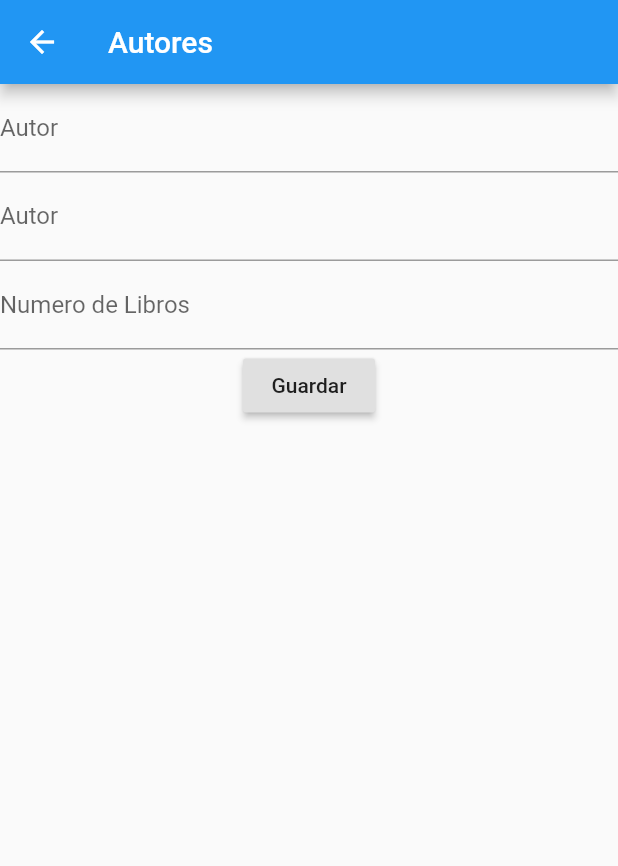
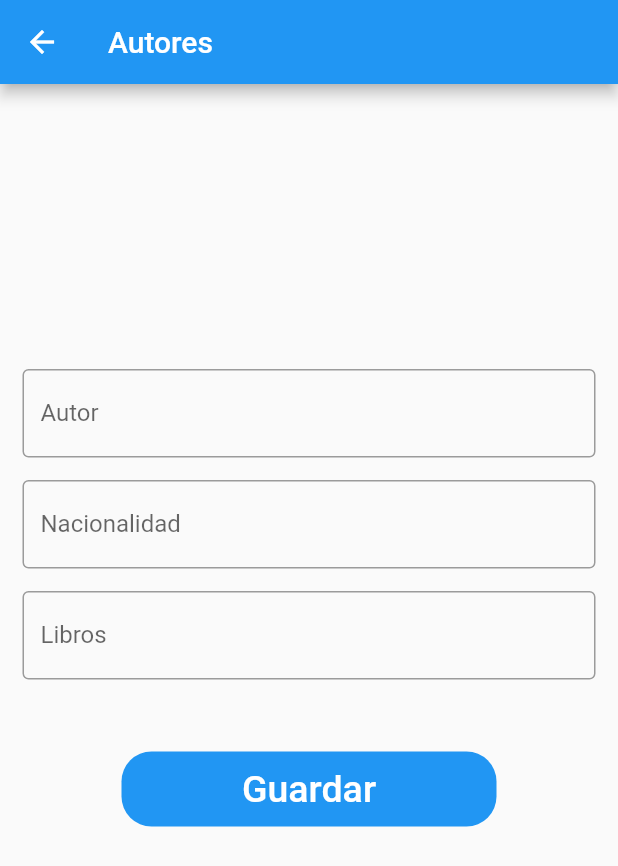
Before and after one commit to angelback12/front-end, a Flutter app: the AutorPage screen opened directly, on a phone screen of 412 x 824 dp. Shown: the top 866 px of the screen. Run offline on Flutter 3.47's test engine with Material 2 defaults, Android fonts, the phone set to English and light mode, and no system bars.

Commit message:
listado autores

```diff
--- a/lib/src/models/autor_model.dart
+++ b/lib/src/models/autor_model.dart
@@ -11,11 +11,7 @@ class AutorModel {
   final String nation;
   final int numlib;
 
-  AutorModel({
-    required this.name,
-    required this.nation,
-    required this.numlib,
-  });
+  AutorModel({required this.name, required this.nation, required this.numlib});
 
   factory AutorModel.fromJson(Map<String, dynamic> parsedJson) {
     return AutorModel(
@@ -35,5 +31,5 @@ class AutorModel {
       {'name': name, 'nation': nation, 'numlib': numlib};
 
   Map<String, dynamic> toRegistry() =>
-      {'name': name, 'nation': nation, 'numlib': numlib};
+      {'name': name, 'description': nation, 'numlib': numlib};
 }
--- a/lib/src/ui/autor_page.dart
+++ b/lib/src/ui/autor_page.dart
@@ -4,6 +4,8 @@ import 'package:licor/src/bloc/autor_bloc.dart';
 import 'package:licor/src/models/autor_model.dart';
 import 'package:licor/src/repository/repository.dart';
 import 'package:licor/src/ui/user_select_page.dart';
+
+import 'menu_page.dart';
 
 class AutorPage extends StatefulWidget {
   const AutorPage({Key? key}) : super(key: key);
@@ -19,7 +21,8 @@ class AutorFormState extends State<AutorPage> {
   TextEditingController nameController = new TextEditingController();
   TextEditingController nationController = new TextEditingController();
   TextEditingController numlibController = new TextEditingController();
-  AutorBloc userBloc = new AutorBloc();
+
+  AutorBloc autorBloc = new AutorBloc();
   Repository repository = new Repository();
   @override
   Widget build(BuildContext context) {
@@ -28,43 +31,88 @@ class AutorFormState extends State<AutorPage> {
       appBar: AppBar(
         title: Text("Autores"),
       ),
-      body: Column(children: <Widget>[
-        TextFormField(
-          controller: nameController,
-          decoration: const InputDecoration(
-            hintText: 'Nombre del Autor',
-            labelText: 'Autor',
+      body: SingleChildScrollView(
+        child: Column(
+          children: <Widget>[
+            Padding(
+              padding: const EdgeInsets.only(top: 40.0),
+              child: Center(
+                child: Container(
+                  width: 200,
+                  height: 150,
                 ),
               ),
-        TextFormField(
-          controller: nationController,
-          decoration: const InputDecoration(
-            hintText: 'Nacionalidad del Autor',
+            ),
+            Padding(
+              //padding: const EdgeInsets.only(left:15.0,right: 15.0,top:0,bottom: 0),
+              padding: EdgeInsets.symmetric(horizontal: 15),
+              child: TextField(
+                controller: nameController,
+                decoration: InputDecoration(
+                    border: OutlineInputBorder(),
                     labelText: 'Autor',
+                    hintText: 'Nombre de Autor'),
               ),
             ),
-        TextFormField(
-          controller: numlibController,
-          decoration: const InputDecoration(
-            hintText: 'Libros Escritos por el Autor',
-            labelText: 'Numero de Libros',
+            Padding(
+              padding: const EdgeInsets.only(
+                  left: 15.0, right: 15.0, top: 15, bottom: 0),
+              //padding: EdgeInsets.symmetric(horizontal: 15),
+              child: TextField(
+                controller: nationController,
+                decoration: InputDecoration(
+                    border: OutlineInputBorder(),
+                    labelText: 'Nacionalidad',
+                    hintText: 'Nacionalidad del Autor'),
               ),
             ),
-        new Container(
-            child: new RaisedButton(
-                child: const Text('Guardar'),
-                onPressed: () async {
+            Padding(
+              padding: const EdgeInsets.only(
+                  left: 15.0, right: 15.0, top: 15, bottom: 0),
+              //padding: EdgeInsets.symmetric(horizontal: 15),
+              child: TextField(
+                controller: numlibController,
+                decoration: InputDecoration(
+                    border: OutlineInputBorder(),
+                    labelText: 'Libros',
+                    hintText: 'Numero de libros del Autor'),
+              ),
+            ),
+            FlatButton(
+              onPressed: () {
+                //TODO FORGOT PASSWORD SCREEN GOES HERE
+              },
+              child: Text(
+                '',
+                style: TextStyle(color: Colors.blue, fontSize: 15),
+              ),
+            ),
+            Container(
+              height: 50,
+              width: 250,
+              decoration: BoxDecoration(
+                  color: Colors.blue, borderRadius: BorderRadius.circular(20)),
+              child: FlatButton(
+                onPressed: () {
                   try {
                     AutorModel autorModel = new AutorModel(
                         name: nameController.text,
-                        nation: nationController.text,
+                        nation: nationController.text
                         numlib: 50);
-                    userBloc.insertAutor(autorModel);
+                    autorBloc.insertAutor(autorModel);
                   } on FormatException catch (e) {
                     print(e);
                   }
-                })),
-      ]),
+                },
+                child: Text(
+                  'Guardar',
+                  style: TextStyle(color: Colors.white, fontSize: 25),
+                ),
+              ),
+            ),
+          ],
+        ),
+      ),
     );
   }
 }
```
Also changed, not shown: lib/src/ui/autor_select_page.dart (added, +58 -0 lines). Lines whose indentation alone changed are shown as unchanged.
